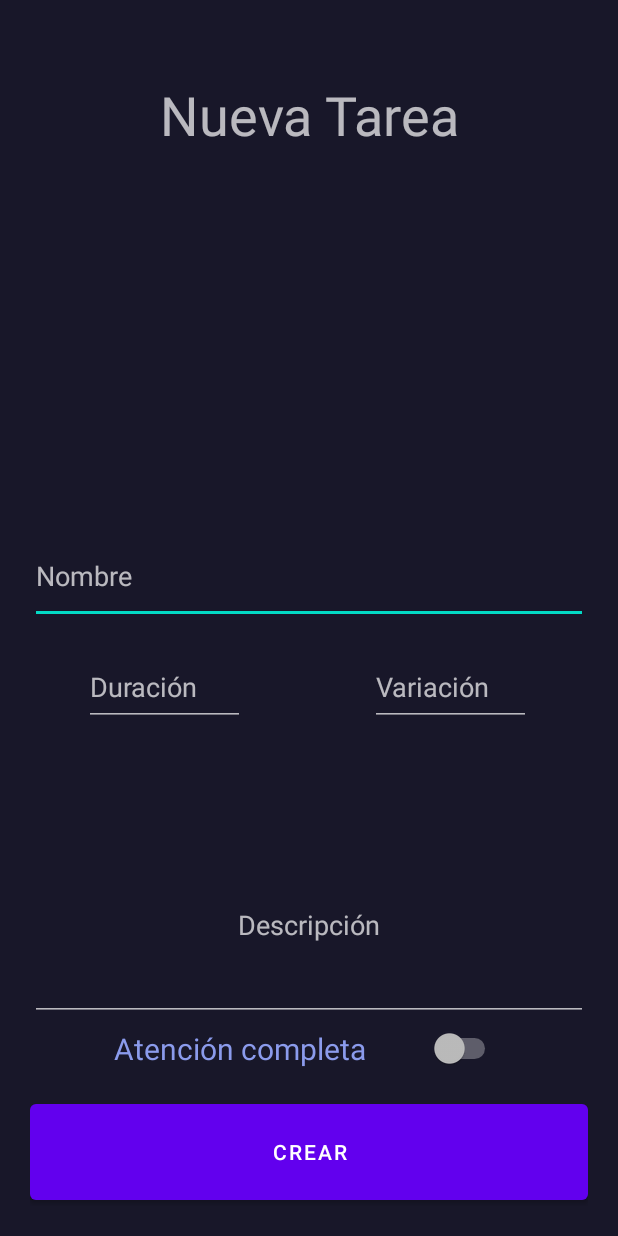
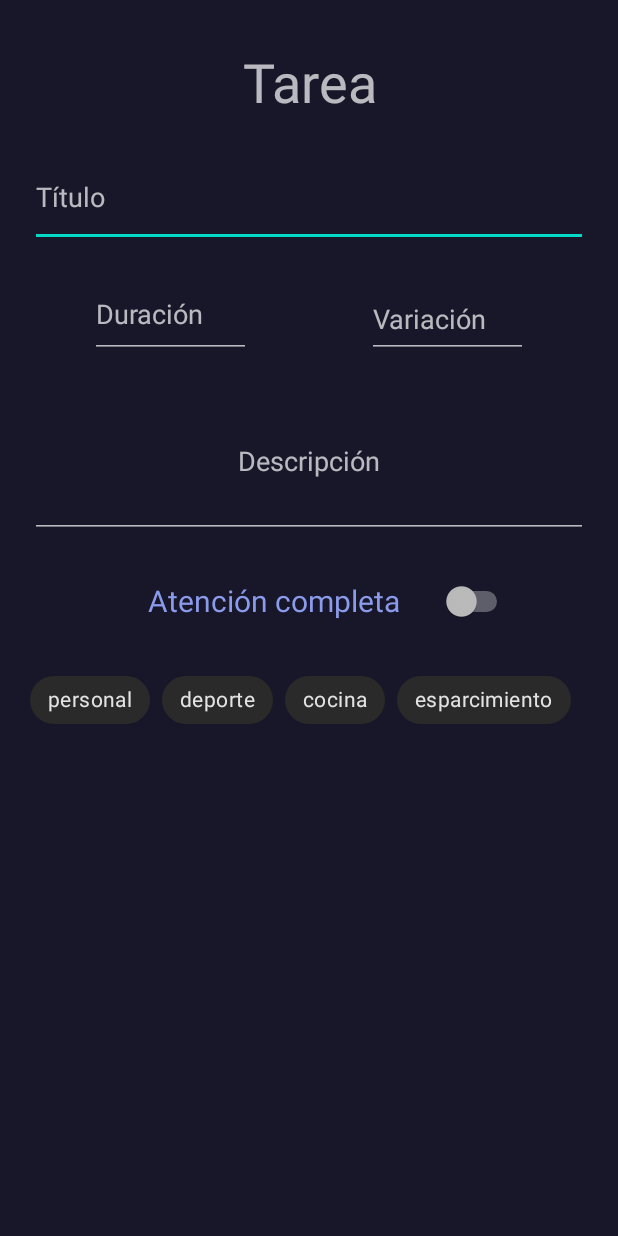
Before and after one commit to David-Ponce-TDS/960, an Android app: the layout nueva_tarea.xml on its own in the app's theme, with its tools: preview values and no code run, on a phone screen of 412 x 824 dp. Run offline under Robolectric (Android 15) with nearby library versions, the phone set to English and light mode, and no system bars.

Commit message:
#1 Vista alta tarea

```diff
--- a/app/src/main/AndroidManifest.xml
+++ b/app/src/main/AndroidManifest.xml
@@ -11,7 +11,8 @@
         android:roundIcon="@mipmap/ic_launcher_round"
         android:supportsRtl="true"
         android:theme="@style/Theme.960m">
-        <activity android:name=".MainActivity">
+        <activity android:name=".MainActivity"
+            android:theme="@style/Theme.MaterialComponents.NoActionBar">
             <intent-filter>
                 <action android:name="android.intent.action.MAIN" />
 
--- a/app/src/main/res/layout/activity_main.xml
+++ b/app/src/main/res/layout/activity_main.xml
@@ -34,10 +34,10 @@
     </com.google.android.material.bottomappbar.BottomAppBar>
 
     <com.google.android.material.floatingactionbutton.FloatingActionButton
-        android:id="@+id/fab"
+        android:id="@+id/btn_nueva_tarea"
         android:layout_width="113dp"
         android:layout_height="wrap_content"
-        android:src="@drawable/ic_add_task"
+        android:src="@drawable/ic_add"
         app:layout_anchor="@id/bottomAppBar" />
 
 </androidx.coordinatorlayout.widget.CoordinatorLayout>
--- a/app/src/main/res/layout/nueva_tarea.xml
+++ b/app/src/main/res/layout/nueva_tarea.xml
@@ -4,91 +4,129 @@
 	xmlns:tools="http://schemas.android.com/tools"
 	android:layout_width="match_parent"
 	android:layout_height="match_parent"
+	android:textAlignment="center"
 	android:background="#181729"
 	android:orientation="vertical"
 	android:padding="20dp"
-	tools:context=".MainActivity">
-
-	<EditText
-		android:id="@+id/et_nombre"
-		android:layout_width="373dp"
-		android:layout_height="66dp"
-		android:layout_above="@+id/btn_crear"
-		android:layout_marginBottom="314dp"
-		android:hint="Nombre"
-		android:inputType="textPersonName"
-		android:paddingTop="12dp" />
-
-	<EditText
-		android:id="@+id/et_variacion"
-		android:layout_width="107dp"
-		android:layout_height="54dp"
-		android:layout_above="@+id/btn_crear"
-		android:layout_alignParentEnd="true"
-		android:layout_alignParentRight="true"
-		android:layout_marginEnd="38dp"
-		android:layout_marginRight="38dp"
-		android:layout_marginBottom="246dp"
-		android:hint="Variación"
-		android:paddingTop="12dp" />
-
-	<EditText
-		android:id="@+id/et_duracion"
-		android:layout_width="107dp"
-		android:layout_height="54dp"
-		android:layout_above="@+id/btn_crear"
-		android:layout_alignParentStart="true"
-		android:layout_alignParentLeft="true"
-		android:layout_marginStart="36dp"
-		android:layout_marginLeft="36dp"
-		android:layout_marginBottom="246dp"
-		android:hint="Duración"
-		android:paddingTop="12dp" />
-
-	<EditText
-		android:id="@+id/et_descripcion"
-		android:layout_width="match_parent"
-		android:layout_height="129dp"
-		android:layout_above="@+id/btn_crear"
-		android:layout_marginBottom="49dp"
-		android:foregroundGravity="center"
-		android:gravity="center"
-		android:hint="Descripción"
-		android:paddingTop="12dp" />
-
-	<com.google.android.material.button.MaterialButton
-		android:id="@+id/btn_crear"
-		android:layout_width="match_parent"
-		android:layout_height="76dp"
-		android:layout_alignParentBottom="true"
-		android:layout_marginBottom="-2dp"
-		android:foregroundGravity="center"
-		android:text="Crear"></com.google.android.material.button.MaterialButton>
-
-	<Switch
-		android:id="@+id/sw_atencion_completa"
-		android:layout_width="258dp"
-		android:layout_height="43dp"
-		android:layout_above="@+id/btn_crear"
-		android:layout_alignParentEnd="true"
-		android:layout_alignParentRight="true"
-		android:layout_marginTop="12dp"
-		android:layout_marginEnd="58dp"
-		android:layout_marginRight="58dp"
-		android:layout_marginBottom="9dp"
-		android:text="Atención completa"
-		android:textColor="#8B9BEC"
-		android:textSize="20sp" />
+	tools:context=".MainActivity"
+	android:gravity="center_horizontal">
 
 	<TextView
 		android:id="@+id/tv_titulo"
 		android:layout_width="match_parent"
 		android:layout_height="wrap_content"
 		android:layout_alignParentTop="true"
-		android:layout_marginTop="32dp"
-		android:autoText="false"
+		android:layout_centerHorizontal="true"
+		android:layout_marginTop="10dp"
+		android:gravity="center_horizontal"
+		android:text="Tarea"
+		android:textSize="36sp" />
+
+	<EditText
+		android:id="@+id/et_nombre"
+		android:layout_width="373dp"
+		android:layout_height="66dp"
+		android:layout_below="@+id/tv_titulo"
+		android:layout_marginTop="20dp"
+		android:layout_centerHorizontal="true"
+		android:hint="Título"
+		android:inputType="textPersonName"/>
+
+	<EditText
+		android:id="@+id/et_duracion"
+		android:layout_width="107dp"
+		android:layout_height="54dp"
+		android:layout_below="@+id/et_nombre"
+		android:layout_alignParentStart="true"
+		android:layout_alignParentLeft="true"
+		android:layout_marginLeft="40dp"
+		android:layout_marginTop="20dp"
+		android:gravity="left"
+		android:hint="Duración"
+		android:paddingTop="12dp" />
+
+
+	<EditText
+		android:id="@+id/et_variacion"
+		android:layout_width="107dp"
+		android:layout_height="54dp"
+		android:layout_below="@+id/et_nombre"
+		android:layout_alignParentEnd="true"
+		android:layout_alignParentRight="true"
+		android:layout_marginTop="20dp"
+		android:layout_marginRight="40dp"
+		android:hint="Variación"
+		android:paddingTop="12dp" />
+
+	<EditText
+		android:id="@+id/et_descripcion"
+		android:layout_width="371dp"
+		android:layout_height="104dp"
+		android:layout_below="@+id/et_nombre"
+		android:layout_alignParentStart="true"
+		android:layout_alignParentLeft="true"
+		android:layout_alignParentEnd="true"
+		android:layout_alignParentRight="true"
+		android:layout_marginTop="90dp"
 		android:foregroundGravity="center"
 		android:gravity="center"
-		android:text="Nueva Tarea"
-		android:textSize="36sp" />
+		android:hint="Descripción"
+		android:paddingTop="12dp" />
+
+	<Switch
+		android:id="@+id/sw_atencion_completa"
+		android:layout_width="320dp"
+		android:layout_height="44dp"
+		android:layout_below="@+id/et_descripcion"
+		android:layout_alignParentStart="true"
+		android:layout_alignParentLeft="true"
+		android:layout_alignParentEnd="true"
+		android:layout_alignParentRight="true"
+		android:layout_marginLeft="50dp"
+		android:layout_marginRight="50dp"
+		android:layout_marginTop="20dp"
+		android:gravity="center"
+		android:text="Atención completa"
+		android:textColor="#8B9BEC"
+		android:textSize="20sp" />
+
+	<com.google.android.material.chip.ChipGroup
+		android:id="@+id/chip_group_etiqueta"
+		android:layout_width="395dp"
+		android:layout_height="176dp"
+		android:layout_below="@+id/sw_atencion_completa"
+		android:layout_alignParentStart="true"
+		android:layout_alignParentLeft="true"
+		android:layout_alignParentEnd="true"
+		android:layout_alignParentRight="true"
+		android:layout_centerHorizontal="true"
+		android:layout_marginTop="20dp">
+
+		<com.google.android.material.chip.Chip
+			style="@style/Widget.MaterialComponents.Chip.Filter"
+			android:id="@+id/chip1"
+			android:layout_width="wrap_content"
+			android:layout_height="wrap_content"
+			android:text="personal"/>
+		<com.google.android.material.chip.Chip
+			style="@style/Widget.MaterialComponents.Chip.Filter"
+			android:id="@+id/chip2"
+			android:layout_width="wrap_content"
+			android:layout_height="wrap_content"
+			android:text="deporte"/>
+		<com.google.android.material.chip.Chip
+			style="@style/Widget.MaterialComponents.Chip.Filter"
+			android:id="@+id/chip3"
+			android:layout_width="wrap_content"
+			android:layout_height="wrap_content"
+			android:text="cocina"/>
+		<com.google.android.material.chip.Chip
+			style="@style/Widget.MaterialComponents.Chip.Filter"
+			android:id="@+id/chip4"
+			android:layout_width="wrap_content"
+			android:layout_height="wrap_content"
+			android:text="esparcimiento"/>
+	</com.google.android.material.chip.ChipGroup>
+
+
 </RelativeLayout>
--- a/app/src/main/res/values/styles.xml
+++ b/app/src/main/res/values/styles.xml
@@ -1,6 +1,6 @@
 <resources>
     <!-- Base application theme. -->
-    <style name="AppTheme" parent="Theme.MaterialComponents">
+    <style name="AppTheme" parent="Theme.MaterialComponents.NoActionBar">
         <!-- Customize your theme here. -->
         <item name="colorPrimary">@color/colorPrimary</item>
         <item name="colorPrimaryDark">@color/colorPrimaryDark</item>
--- a/app/src/main/res/values/themes.xml
+++ b/app/src/main/res/values/themes.xml
@@ -1,6 +1,6 @@
 <resources xmlns:tools="http://schemas.android.com/tools">
     <!-- Base application theme. -->
-    <style name="Theme.960m" parent="Theme.MaterialComponents">
+    <style name="Theme.960m" parent="Theme.MaterialComponents.NoActionBar">
         <!-- Primary brand color. -->
         <item name="colorPrimary">@color/purple_500</item>
         <item name="colorPrimaryVariant">@color/purple_700</item>
```
Also changed, not shown: app/src/main/java/com/optativa1/a960m/MainActivity.kt (+37 -82 lines), app/src/main/java/com/optativa1/a960m/fragment/NuevaTareaFragment.kt (added, +88 -0 lines), app/src/main/res/drawable/ic_play.xml (added, +10 -0 lines).
